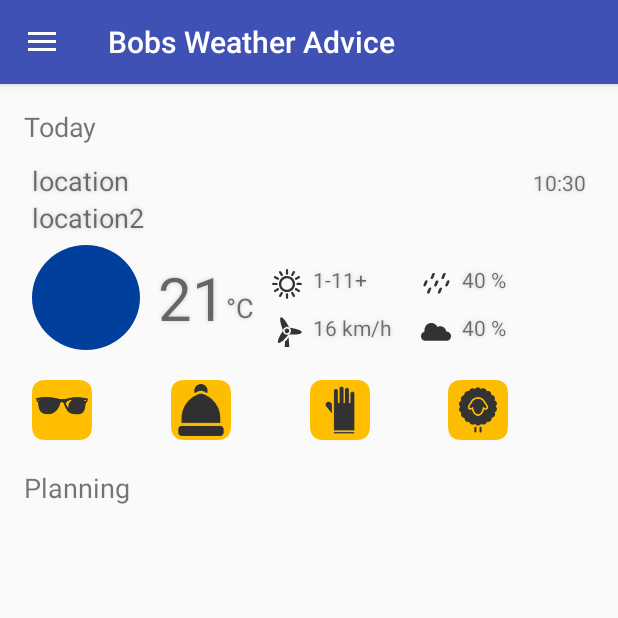
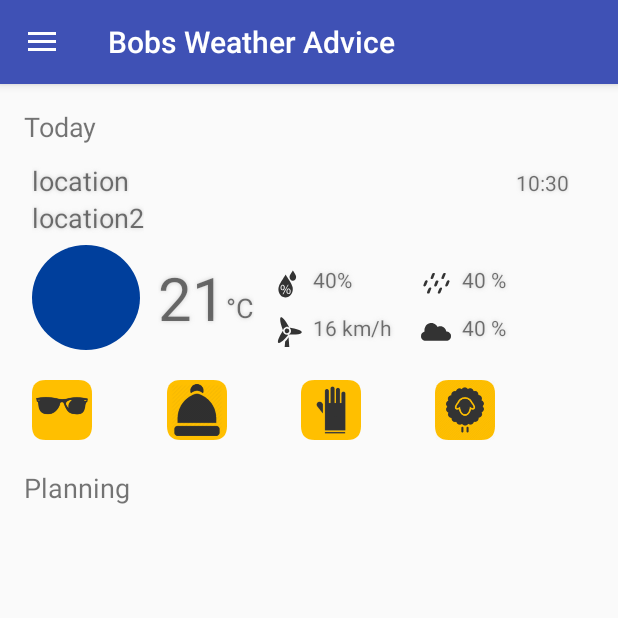
Before and after one commit to HTeker/Project-App, an Android app: the screen it shows after launch (MainActivity), on a phone screen of 412 x 824 dp, the top half of it. Run offline under Robolectric (Android 15) with nearby library versions, the phone set to English and light mode, and no system bars; libraries missing offline, so code that uses them is left out: com.evernote.android, io.realm, io.realm.annotations; 21 statements that could not run were skipped.

Commit message:
Changed sun factor for humisity

```diff
--- a/app/src/main/java/com/weatheradviceapp/fragments/HomeFragment.java
+++ b/app/src/main/java/com/weatheradviceapp/fragments/HomeFragment.java
@@ -15,8 +15,6 @@ import android.widget.TextView;
 import com.survivingwithandroid.weather.lib.model.Weather;
 import com.weatheradviceapp.MainActivity;
 import com.weatheradviceapp.R;
-import com.weatheradviceapp.WeatherApplication;
-import com.weatheradviceapp.helpers.WeatherAdviceGenerator;
 import com.weatheradviceapp.helpers.WeatherImageMapper;
 import com.weatheradviceapp.models.User;
 import com.weatheradviceapp.models.UserCalendar;
@@ -201,7 +199,7 @@ public class HomeFragment extends Fragment {
             } else if (view instanceof ImageView) {
                 if (view.getId() == R.id.iconCloud ||
                     view.getId() == R.id.iconRain ||
-                    view.getId() == R.id.iconSun ||
+                    view.getId() == R.id.iconHumidity ||
                     view.getId() == R.id.iconWind) {
                     ImageView imv = (ImageView) view;
                     imv.setImageDrawable(setTint(imv.getDrawable(), color));
--- a/app/src/main/java/com/weatheradviceapp/views/WeatherVisualizer.java
+++ b/app/src/main/java/com/weatheradviceapp/views/WeatherVisualizer.java
@@ -1,7 +1,6 @@
 package com.weatheradviceapp.views;
 
 import android.transition.AutoTransition;
-import android.transition.Fade;
 import android.transition.Scene;
 import android.transition.Transition;
 import android.transition.TransitionManager;
@@ -9,7 +8,6 @@ import android.view.LayoutInflater;
 import android.view.View;
 import android.view.ViewGroup;
 import android.widget.ImageView;
-import android.widget.LinearLayout;
 import android.widget.TextView;
 
 import com.survivingwithandroid.weather.lib.model.Weather;
@@ -31,7 +29,7 @@ public class WeatherVisualizer {
     private TextView location;
     private TextView datetime;
     private TextView temp;
-    private TextView sun;
+    private TextView humidity;
     private TextView windSpeed;
     private TextView rain;
     private TextView cloud;
@@ -110,7 +108,7 @@ public class WeatherVisualizer {
         location = (TextView) wv.findViewById(R.id.location);
         datetime = (TextView) wv.findViewById(R.id.datetime);
         temp = (TextView) wv.findViewById(R.id.temp);
-        sun = (TextView) wv.findViewById(R.id.sun);
+        humidity = (TextView) wv.findViewById(R.id.humidity);
         windSpeed = (TextView) wv.findViewById(R.id.windSpeed);
         rain = (TextView) wv.findViewById(R.id.rain);
         cloud = (TextView) wv.findViewById(R.id.cloud);
@@ -177,7 +175,7 @@ public class WeatherVisualizer {
 
             weatherImg.setImageResource(new WeatherImageMapper(weather).getWeatherIconResource());
             temp.setText(String.format(java.util.Locale.getDefault(), "%.0f", weather.temperature.getTemp()));
-            sun.setText(String.format(java.util.Locale.getDefault(), "%.0f", weather.currentCondition.getUV()));
+            humidity.setText(String.format(java.util.Locale.getDefault(), "%.0f %%", weather.currentCondition.getHumidity()));
             windSpeed.setText(String.format(java.util.Locale.getDefault(), "%.0f", weather.wind.getSpeed() * 3.6f) + " " + container.getContext().getString(R.string.wind_speed_unit_kph));
             cloud.setText(String.format(java.util.Locale.getDefault(), "%d %%", weather.clouds.getPerc()));
 
--- /dev/null
+++ b/app/src/main/res/drawable/humidity.xml
@@ -0,0 +1,41 @@
+<?xml version="1.0" encoding="utf-8"?>
+<vector xmlns:android="http://schemas.android.com/apk/res/android"
+    android:width="305.000000dp"
+    android:height="305.000000dp"
+    android:viewportWidth="305.000000"
+    android:viewportHeight="305.000000">
+
+    <group
+            android:translateY="305.000000"
+            android:scaleX="0.100000"
+            android:scaleY="-0.100000">
+        <path
+            android:fillColor="#333333"
+            android:strokeWidth="1"
+            android:pathData="M2101 2883 c-7 -15 -57 -96 -112 -180 -178 -271 -222 -389 -200 -526 30 -184 152
+-312 307 -325 193 -15 354 161 354 387 0 127 -42 224 -213 486 -60 94 -113 173
+-117 178 -4 4 -12 -5 -19 -20z" />
+        <path
+            android:fillColor="#333333"
+            android:strokeWidth="1"
+            android:pathData="M1359 2439 c-29 -57 -87 -149 -251 -399 -238 -362 -327 -522 -398 -712 -99 -265
+-74 -560 70 -809 65 -111 202 -243 310 -297 420 -210 886 61 1006 583 27 116 25
+303 -5 412 -64 242 -165 435 -462 879 -73 109 -158 241 -190 292 l-58 94 -22 -43z
+m-186 -1015 c90 -46 134 -145 124 -284 -11 -162 -92 -260 -214 -260 -150 1 -243
+150 -212 342 16 97 60 164 134 202 39 21 127 20 168 0z m488 -36 c-16 -29 -137
+-242 -268 -473 l-239 -420 -42 -3 -42 -3 42 73 c80 143 450 794 474 836 23 38 28
+42 65 42 l40 0 -30 -52z m115 -347 c44 -20 82 -64 105 -121 21 -53 19 -223 -4 -282
+-23 -59 -92 -124 -142 -134 -106 -20 -188 19 -235 112 -33 65 -41 207 -15 284 43
+131 174 194 291 141z" />
+        <path
+            android:fillColor="#333333"
+            android:strokeWidth="1"
+            android:pathData="M1044 1356 c-21 -10 -39 -29 -55 -62 -32 -67 -33 -197 -2 -266 51 -113 169 -93 204
+35 15 57 7 193 -15 238 -25 54 -81 77 -132 55z" />
+        <path
+            android:fillColor="#333333"
+            android:strokeWidth="1"
+            android:pathData="M1655 980 c-93 -37 -124 -254 -52 -362 46 -68 135 -58 173 19 23 47 31 181 14 241
+-20 75 -84 123 -135 102z" />
+    </group>
+</vector>
--- a/app/src/main/res/drawable/sun.xml
+++ /dev/null
@@ -1,87 +0,0 @@
-<?xml version="1.0" encoding="utf-8"?>
-<vector xmlns:android="http://schemas.android.com/apk/res/android"
-    android:width="256.000000dp"
-    android:height="256.000000dp"
-    android:viewportWidth="256.000000"
-    android:viewportHeight="256.000000">
-
-    <group
-            android:translateY="256.000000"
-            android:scaleX="0.100000"
-            android:scaleY="-0.100000">
-        <path
-            android:fillColor="#333333"
-            android:strokeWidth="1"
-            android:pathData="M1245 2551 c-11 -5 -29 -19 -40 -31 -18 -20 -20 -36 -20 -207 l0 -185 33 -29 c42
--38 82 -38 124 0 l33 29 0 186 c0 185 0 186 -25 211 -28 27 -74 39 -105 26z" />
-        <path
-            android:fillColor="#333333"
-            android:strokeWidth="1"
-            android:pathData="M629 2372 c-52 -47 -46 -81 42 -234 102 -177 107 -183 164 -183 39 0 51 5 71 28 41
-48 33 84 -48 226 -88 152 -111 180 -159 187 -31 5 -42 1 -70 -24z" />
-        <path
-            android:fillColor="#333333"
-            android:strokeWidth="1"
-            android:pathData="M1834 2390 c-29 -11 -57 -51 -137 -191 -76 -131 -83 -169 -43 -216 20 -23 32 -28
-69 -28 24 0 51 6 60 14 9 7 53 77 98 155 96 167 103 200 51 247 -33 29 -60 35 -98
-19z" />
-        <path
-            android:fillColor="#333333"
-            android:strokeWidth="1"
-            android:pathData="M224 1960 c-39 -16 -66 -61 -60 -100 7 -46 36 -70 187 -157 142 -82 178 -90 226
--49 23 20 28 32 28 69 0 24 -6 51 -14 60 -19 24 -285 174 -318 181 -15 3 -38 1 -49
--4z" />
-        <path
-            android:fillColor="#333333"
-            android:strokeWidth="1"
-            android:pathData="M1164 1960 c-139 -25 -265 -92 -369 -195 -82 -82 -135 -169 -172 -280 -23 -69 -26
--97 -26 -205 0 -108 3 -136 26 -205 37 -111 90 -198 172 -280 82 -82 169 -135 280
--172 69 -23 97 -26 205 -26 108 0 136 3 205 26 111 37 198 90 280 172 82 82 135
-169 172 280 23 69 26 97 26 205 0 108 -3 136 -26 205 -37 111 -90 198 -172 280
--126 126 -278 193 -455 200 -52 2 -118 0 -146 -5z m248 -209 c260 -75 413 -345 339
--603 -75 -260 -345 -413 -603 -339 -260 75 -413 345 -339 603 75 260 345 413 603
-339z" />
-        <path
-            android:fillColor="#333333"
-            android:strokeWidth="1"
-            android:pathData="M2274 1962 c-11 -4 -82 -42 -157 -85 -102 -58 -141 -86 -153 -109 -33 -64 11 -138
-84 -138 25 0 70 20 161 73 152 87 180 110 187 158 5 30 2 41 -22 67 -31 33 -65 45
--100 34z" />
-        <path
-            android:fillColor="#333333"
-            android:strokeWidth="1"
-            android:pathData="M74 1373 c-67 -14 -92 -110 -41 -160 l27 -28 186 0 186 0 29 33 c38 42 38 82 0 124
-l-29 33 -169 1 c-92 1 -178 0 -189 -3z" />
-        <path
-            android:fillColor="#333333"
-            android:strokeWidth="1"
-            android:pathData="M2134 1371 c-32 -14 -64 -60 -64 -92 0 -18 11 -41 29 -61 l29 -33 186 0 186 0 27
-28 c38 38 38 96 0 135 l-27 27 -173 2 c-94 2 -182 -1 -193 -6z" />
-        <path
-            android:fillColor="#333333"
-            android:strokeWidth="1"
-            android:pathData="M345 854 c-150 -86 -173 -107 -181 -156 -5 -30 -1 -41 24 -69 48 -53 80 -47 250 51
-105 60 147 90 158 112 34 65 -11 138 -85 138 -27 0 -70 -20 -166 -76z" />
-        <path
-            android:fillColor="#333333"
-            android:strokeWidth="1"
-            android:pathData="M1983 906 c-23 -20 -28 -32 -28 -69 0 -24 6 -51 14 -60 7 -9 77 -53 155 -98 168
--97 200 -103 248 -50 25 28 29 39 24 70 -7 48 -35 71 -187 159 -142 81 -178 89
--226 48z" />
-        <path
-            android:fillColor="#333333"
-            android:strokeWidth="1"
-            android:pathData="M790 598 c-16 -9 -56 -67 -109 -158 -99 -172 -106 -204 -52 -252 28 -25 39 -29 70
--24 48 7 71 35 159 187 80 141 89 179 50 224 -27 31 -82 41 -118 23z" />
-        <path
-            android:fillColor="#333333"
-            android:strokeWidth="1"
-            android:pathData="M1684 600 c-12 -5 -29 -19 -38 -32 -31 -44 -20 -83 57 -217 87 -152 110 -180 158
--187 31 -5 42 -1 70 24 54 48 47 80 -51 250 -96 166 -126 191 -196 162z" />
-        <path
-            android:fillColor="#333333"
-            android:strokeWidth="1"
-            android:pathData="M1218 461 l-33 -29 0 -186 0 -186 27 -27 c39 -38 97 -38 136 0 l27 27 0 186 0 186
--33 29 c-20 18 -43 29 -62 29 -19 0 -42 -11 -62 -29z" />
-    </group>
-</vector>
--- a/app/src/main/res/layout/weather_layout.xml
+++ b/app/src/main/res/layout/weather_layout.xml
@@ -12,8 +12,10 @@
     tools:context="com.weatheradviceapp.views.WeatherVisualizer">
 
     <RelativeLayout
-        android:layout_width="match_parent"
-        android:layout_height="wrap_content">
+        android:layout_width="358dp"
+        android:layout_height="wrap_content"
+        tools:layout_editor_absoluteY="0dp"
+        tools:layout_editor_absoluteX="8dp">
 
         <RelativeLayout
             android:id="@+id/title_location_datetime"
@@ -107,34 +109,34 @@
             </RelativeLayout>
 
             <ImageView
-                android:id="@+id/iconSun"
+                android:id="@+id/iconHumidity"
                 android:layout_width="20dp"
                 android:layout_height="20dp"
                 android:layout_alignTop="@+id/relativeLayout"
                 android:layout_marginStart="12dp"
                 android:layout_marginTop="@dimen/activity_vertical_margin"
                 android:layout_toEndOf="@+id/relativeLayout"
-                app:srcCompat="@drawable/sun" />
+                app:srcCompat="@drawable/humidity" />
 
             <TextView
-                android:id="@+id/sun"
+                android:id="@+id/humidity"
                 android:layout_width="wrap_content"
                 android:layout_height="wrap_content"
-                android:layout_alignBottom="@+id/iconSun"
+                android:layout_alignBottom="@+id/iconHumidity"
                 android:layout_marginLeft="4dp"
-                android:layout_toEndOf="@+id/iconSun"
+                android:layout_toEndOf="@+id/iconHumidity"
                 android:padding="3dp"
                 android:paddingLeft="4dp"
                 android:shadowColor="@color/colorTextShadowDark"
                 android:shadowRadius="3"
-                android:text="1-11+" />
+                android:text="40%" />
 
             <ImageView
                 android:id="@+id/iconWind"
                 android:layout_width="20dp"
                 android:layout_height="20dp"
-                android:layout_alignStart="@+id/iconSun"
-                android:layout_below="@+id/iconSun"
+                android:layout_alignStart="@+id/iconHumidity"
+                android:layout_below="@+id/iconHumidity"
                 android:layout_marginTop="12dp"
                 app:srcCompat="@drawable/wind" />
 
@@ -155,7 +157,7 @@
                 android:id="@+id/iconRain"
                 android:layout_width="20dp"
                 android:layout_height="20dp"
-                android:layout_alignBottom="@+id/sun"
+                android:layout_alignBottom="@+id/humidity"
                 android:layout_marginLeft="@dimen/activity_horizontal_margin"
                 android:layout_toEndOf="@+id/windSpeed"
                 app:srcCompat="@drawable/rain" />
```
